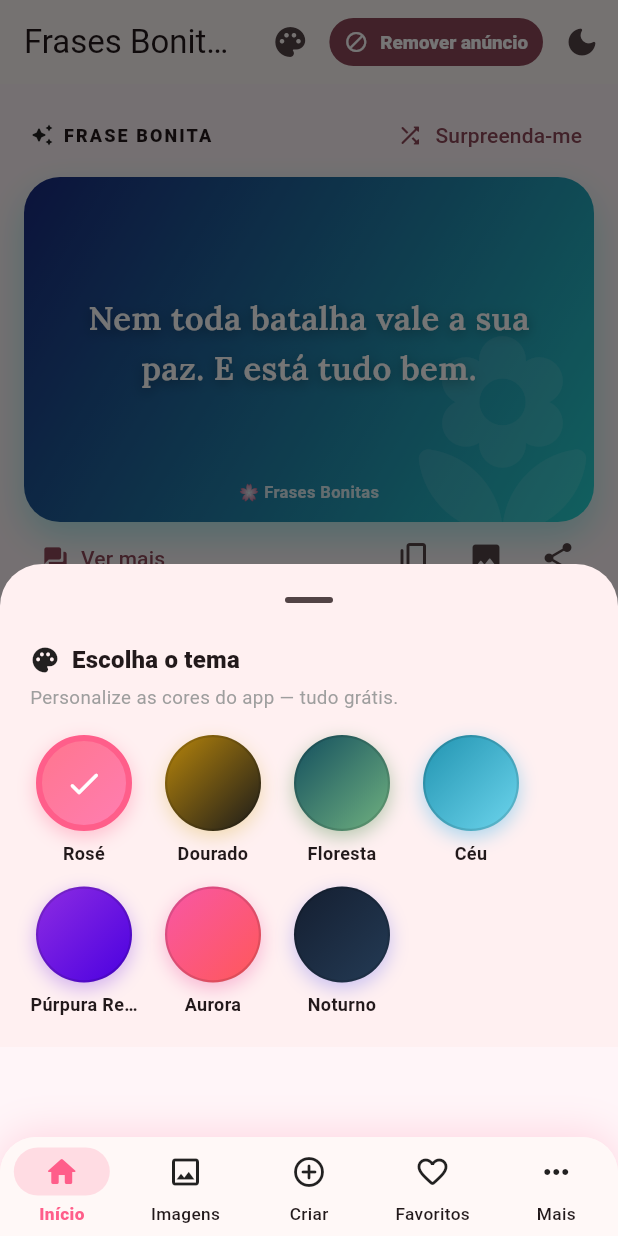
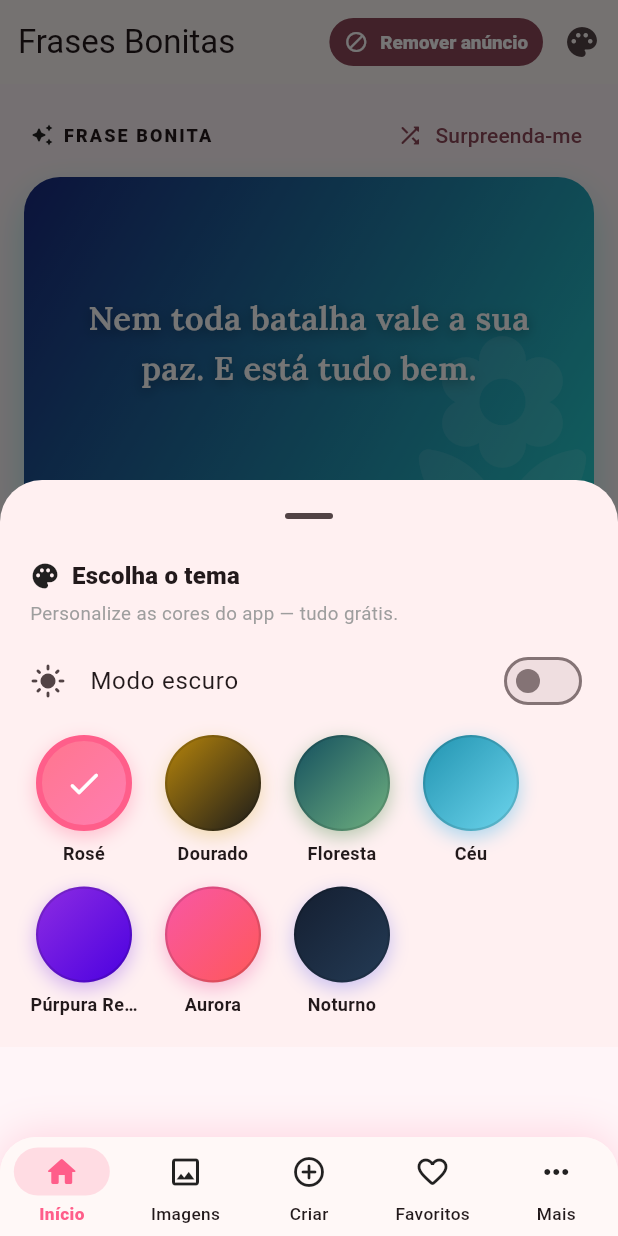
Before and after one commit to bruuhviiper-dev/app25, a Flutter app: the screen it shows after launch, after a tap on the "palette" icon, on a phone screen of 412 x 824 dp. Run offline on Flutter 3.47's test engine with Material 3 defaults, Android fonts, the phone set to English and light mode, and no system bars; our stand-ins replace cached_network_image, flutter_local_notifications, flutter_timezone, google_fonts, google_mobile_ads, image_picker and 3 more; missing offline and left inert: gal; network calls fail.

Commit message:
app25 navbar: move claro/escuro pro seletor de temas (libera espaco); barra = titulo + paleta + Remover anuncio, sem truncar o nome

```diff
--- a/lib/screens/home_screen.dart
+++ b/lib/screens/home_screen.dart
@@ -25,12 +25,8 @@ class HomeScreen extends StatelessWidget {
     return Scaffold(
       appBar: AppBar(
         title: const Text('Frases Bonitas'),
+        titleSpacing: 12,
         actions: [
-          IconButton(
-            tooltip: 'Cores do app',
-            icon: const Icon(Icons.palette_rounded),
-            onPressed: () => _showThemePicker(context),
-          ),
           if (!state.adsRemoved)
             Padding(
               padding: const EdgeInsets.symmetric(vertical: 8, horizontal: 2),
@@ -49,11 +45,9 @@ class HomeScreen extends StatelessWidget {
               ),
             ),
           IconButton(
-            tooltip: state.isDark ? 'Modo claro' : 'Modo escuro',
-            icon: Icon(state.isDark
-                ? Icons.light_mode_rounded
-                : Icons.dark_mode_rounded),
-            onPressed: () => context.read<AppState>().toggleTheme(),
+            tooltip: 'Cores e tema',
+            icon: const Icon(Icons.palette_rounded),
+            onPressed: () => _showThemePicker(context),
           ),
         ],
       ),
@@ -129,7 +123,19 @@ void _showThemePicker(BuildContext context) {
             const SizedBox(height: 4),
             const Text('Personalize as cores do app — tudo grátis.',
                 style: TextStyle(fontSize: 12.5, color: Colors.grey)),
-            const SizedBox(height: 16),
+            const SizedBox(height: 8),
+            Consumer<AppState>(
+              builder: (c, s, _) => SwitchListTile(
+                contentPadding: EdgeInsets.zero,
+                secondary: Icon(s.isDark
+                    ? Icons.dark_mode_rounded
+                    : Icons.light_mode_rounded),
+                title: const Text('Modo escuro'),
+                value: s.isDark,
+                onChanged: (_) => s.toggleTheme(),
+              ),
+            ),
+            const SizedBox(height: 8),
             Wrap(
               spacing: 14,
               runSpacing: 14,
```
